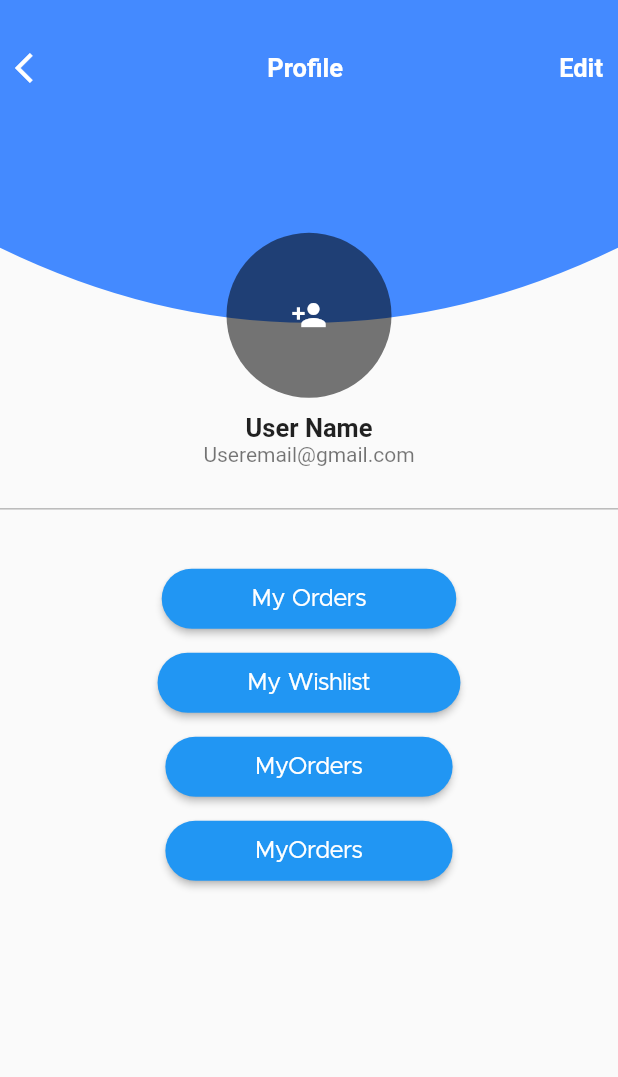
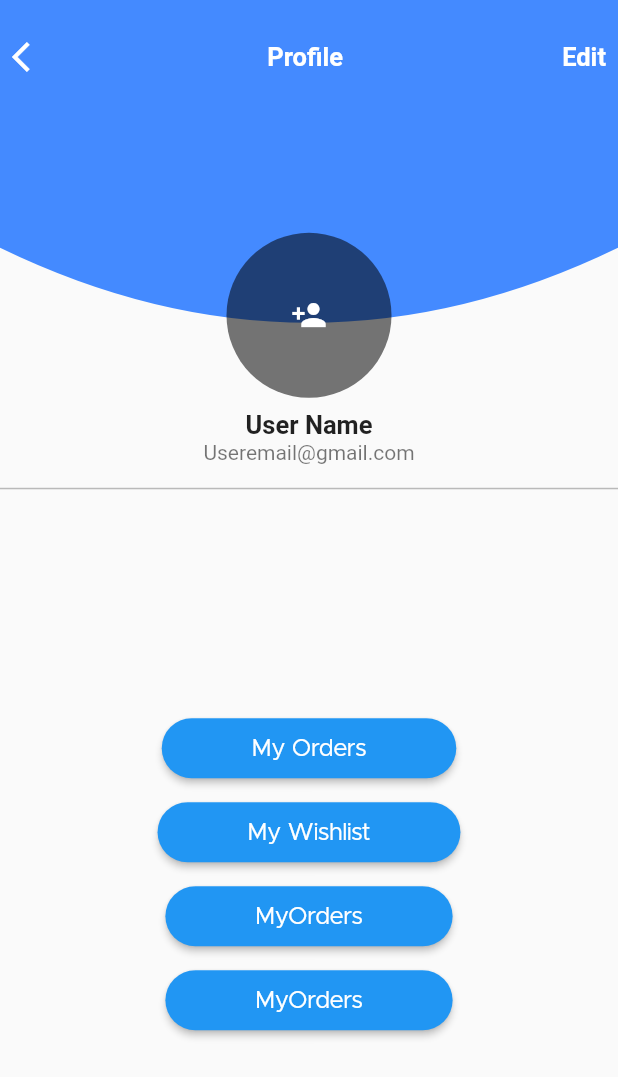
Before and after one commit to vidya-hub/Navaani-New, a Flutter app: the HomeScreen screen opened directly, after a tap on the "person" icon, on a phone screen of 412 x 824 dp. Shown: the top 1077 px of the screen. Run offline on Flutter 3.47's test engine with Material 2 defaults, Android fonts, the phone set to English and light mode, and no system bars; our stand-ins replace carousel_slider, fancy_shimmer_image, flutter_rating_bar, flutter_screenutil, flutter_svg, line_awesome_flutter; network calls fail; project files that could hold a hidden picture were left out.

Commit message:
UI Scalable

```diff
--- a/lib/DrawerScreen.dart
+++ b/lib/DrawerScreen.dart
@@ -15,27 +15,32 @@ class DrawerScreen extends StatefulWidget {
 class _DrawerScreenState extends State<DrawerScreen> {
   @override
   Widget build(BuildContext context) {
-    return Scaffold(
+    return SafeArea(
+      child: Scaffold(
         backgroundColor: Colors.white,
         body: Container(
           color: Colors.white,
+          height: MediaQuery.of(context).size.height,
           child: Column(
             children: <Widget>[
-            SizedBox(
-              height: MediaQuery.of(context).size.width * 0.1,
-            ),
+              // SizedBox(
+              //   height: MediaQuery.of(context).size.width * 0.05,
+              // ),
               Padding(
                 padding: EdgeInsets.only(
                     top: MediaQuery.of(context).size.width * 0.2,
                     left: MediaQuery.of(context).size.width * 0.06),
                 child: Row(
-                mainAxisAlignment: MainAxisAlignment.spaceBetween,
+                  // mainAxisAlignment: MainAxisAlignment.spaceBetween,
                   // crossAxisAlignment: CrossAxisAlignment.center,
                   children: <Widget>[
                     CircleAvatar(
                       radius: MediaQuery.of(context).size.width * 0.08,
-                    child: Image.asset("images/avatar.png"),
+                      child: Image.asset(
+                        "images/avatar.png",
                       ),
+                    ),
+                    Spacer(),
                     Padding(
                       padding: EdgeInsets.only(
                           right: MediaQuery.of(context).size.width * 0.06),
@@ -46,7 +51,7 @@ class _DrawerScreenState extends State<DrawerScreen> {
                             style: TextStyle(
                                 fontWeight: FontWeight.bold, fontSize: 30),
                           ),
-                        Text("User Name@gmail.com"),
+                          Text("UserName@gmail.com"),
                         ],
                       ),
                     ),
@@ -117,14 +122,14 @@ class _DrawerScreenState extends State<DrawerScreen> {
                 ),
               ),
               SizedBox(
-              height: MediaQuery.of(context).size.height * 0.18,
+                height: MediaQuery.of(context).size.height * 0.1,
               ),
               Padding(
                 padding: EdgeInsets.only(
                     left: MediaQuery.of(context).size.width * 0.1),
                 child: Container(
                   // alignment: Alignment.bottomCenter,
-                height: 50,
+                  height: MediaQuery.of(context).size.height * 0.18,
                   child: Row(
                     // mainAxisAlignment: MainAxisAlignment.center,
                     children: <Widget>[
@@ -168,6 +173,7 @@ class _DrawerScreenState extends State<DrawerScreen> {
             ],
           ),
         ),
+      ),
     );
   }
 }
--- a/lib/HomeScreen.dart
+++ b/lib/HomeScreen.dart
@@ -120,18 +120,15 @@ class _HomeScreenState extends State<HomeScreen> {
               child: Column(
                 children: <Widget>[
                   SizedBox(
-                    height: MediaQuery.of(context).size.height * 0.03,
+                    height: MediaQuery.of(context).size.height * 0.01,
                   ),
                   Container(
                     width: MediaQuery.of(context).size.width,
-                    // margin: EdgeInsets.symmetric(
-                    //     horizontal: MediaQuery.of(context).size.width * 0.07),
+                    height: MediaQuery.of(context).size.height * 0.1,
                     child: Row(
-                      // mainAxisAlignment: MainAxisAlignment.spaceBetween,
+                      mainAxisAlignment: MainAxisAlignment.spaceBetween,
                       children: <Widget>[
-                        Padding(
-                          padding: const EdgeInsets.all(2.0),
-                          child: Row(
+                        Row(
                           mainAxisAlignment: MainAxisAlignment.start,
                           children: <Widget>[
                             IconButton(
@@ -147,11 +144,7 @@ class _HomeScreenState extends State<HomeScreen> {
                             ),
                           ],
                         ),
-                        ),
-                        Padding(
-                          padding: EdgeInsets.only(
-                              left: MediaQuery.of(context).size.width * 0.3),
-                          child: Row(
+                        Row(
                           children: <Widget>[
                             IconButton(
                                 icon: Icon(Icons.person),
@@ -184,38 +177,7 @@ class _HomeScreenState extends State<HomeScreen> {
                                   );
                                 }),
                           ],
-                          ),
                         )
-                        // Padding(
-                        //   padding: EdgeInsets.symmetric(
-                        //       horizontal:
-                        //           MediaQuery.of(context).size.width * 0.09),
-                        //   child: Container(
-                        //     child: Image.asset(
-                        //       "images/title-bg.png",
-                        //       scale: 3,
-                        //     ),
-                        //   ),
-                        // ),
-                        // GestureDetector(
-                        //   onTap: () {
-                        //     Navigator.push(
-                        //       context,
-                        //       MaterialPageRoute(
-                        //         builder: (context) => MyHomePage(),
-                        //       ),
-                        //     );
-                        //   },
-                        //   child: Padding(
-                        //       padding: EdgeInsets.only(
-                        //           left:
-                        //               MediaQuery.of(context).size.width * 0.45),
-                        //       child: CircleAvatar(
-                        //         child: Image.asset(
-                        //           "images/avatar.png",
-                        //         ),
-                        //       )),
-                        // ),
                       ],
                     ),
                   ),
@@ -245,7 +207,8 @@ class _HomeScreenState extends State<HomeScreen> {
                           BoxShadow(
                             color: Colors.black12,
                             blurRadius: 5,
-                              offset: Offset(1, 3))
+                            offset: Offset(1, 3),
+                          ),
                         ],
 
                         // border: Border.all(color: Colors.black38),
--- a/lib/profile_page.dart
+++ b/lib/profile_page.dart
@@ -25,7 +25,10 @@ class MyHomePage extends StatelessWidget {
   Widget build(BuildContext context) {
     return SafeArea(
       child: Scaffold(
-        body: Column(
+        body: Container(
+          height: MediaQuery.of(context).size.height,
+          width: MediaQuery.of(context).size.width,
+          child: Column(
             children: [
               SizedBox(
                 height: 18,
@@ -46,7 +49,9 @@ class MyHomePage extends StatelessWidget {
                     ),
                     Container(
                       alignment: Alignment.topCenter,
-                    padding: EdgeInsets.fromLTRB(10.0, 15.0, 10.0, 10.0),
+                      width: MediaQuery.of(context).size.width,
+                      child: Padding(
+                        padding: const EdgeInsets.all(8.0),
                         child: Row(
                           mainAxisAlignment: MainAxisAlignment.spaceBetween,
                           children: [
@@ -90,6 +95,7 @@ class MyHomePage extends StatelessWidget {
                           ],
                         ),
                       ),
+                    ),
                     Container(
                       alignment: Alignment.bottomCenter,
                       child: CircleAvatar(
@@ -104,7 +110,7 @@ class MyHomePage extends StatelessWidget {
                   ],
                 ),
               ),
-            SizedBox(height: 10.0),
+              SizedBox(height: MediaQuery.of(context).size.height * 0.01),
               Container(
                 child: Column(
                   mainAxisAlignment: MainAxisAlignment.center,
@@ -129,15 +135,21 @@ class MyHomePage extends StatelessWidget {
                 ),
               ),
               SizedBox(
-              height: 20,
+                height: MediaQuery.of(context).size.height * 0.01,
               ),
               Divider(
                 color: Colors.black26,
                 thickness: 1,
               ),
-            SizedBox(
-              height: 20,
-            ),
+              // SizedBox(
+              //   height: MediaQuery.of(context).size.height * 0.02,
+              // ),
+              Expanded(
+                child: Container(
+                  child: Column(
+                    mainAxisAlignment: MainAxisAlignment.center,
+                    crossAxisAlignment: CrossAxisAlignment.center,
+                    children: [
                       ProfilePageButton(
                         name: "My Orders",
                       ),
@@ -151,6 +163,11 @@ class MyHomePage extends StatelessWidget {
                         name: "MyOrders",
                       ),
                     ],
+                  ),
+                ),
+              ),
+            ],
+          ),
         ),
       ),
     );
--- a/pubspec.yaml
+++ b/pubspec.yaml
@@ -38,7 +38,7 @@ dependencies:
   # firebase_auth:
   # cloud_firestore:
   # firebase_storage:
-  flutter_svg: ^0.17.4
+  flutter_svg: ^0.18.0
   line_awesome_flutter:
   flutter_screenutil:
   animated_theme_switcher:
```
Also changed, not shown: lib/components/cartpagecard.dart (+22 -15 lines), lib/components/wishlistcard.dart (+8 -4 lines), lib/screens/cart.dart (+32 -27 lines), lib/screens/wishlist.dart (+22 -14 lines), lib/update.dart (+10 -6 lines), pubspec.lock. Lines whose indentation alone changed are shown as unchanged.
